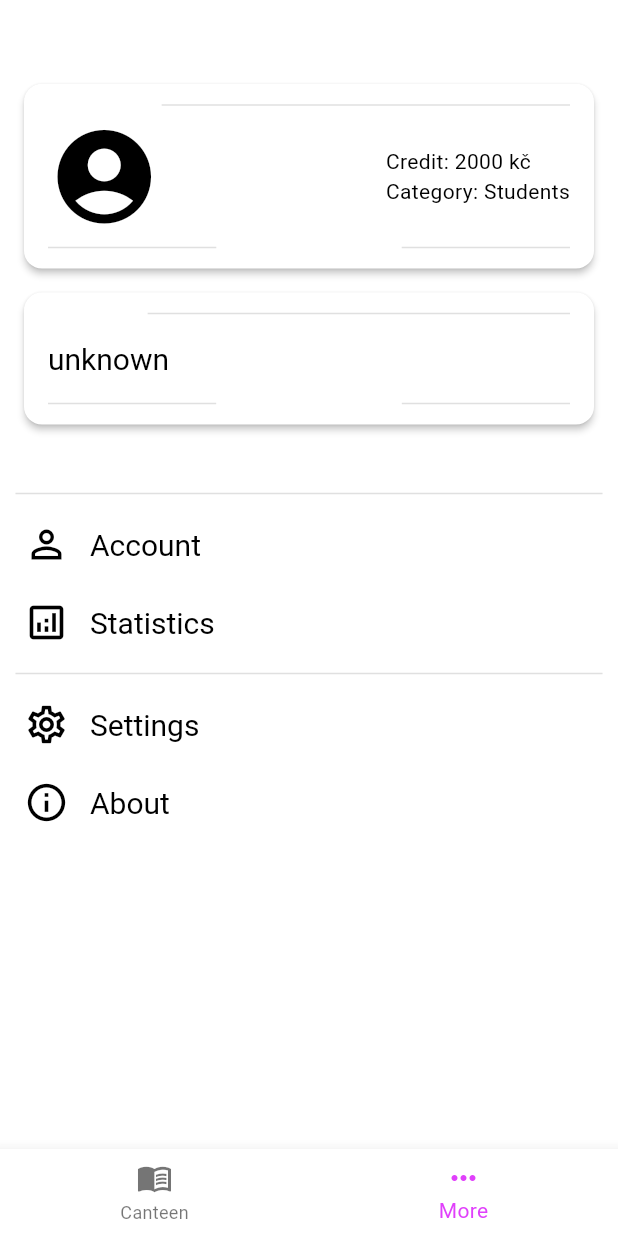
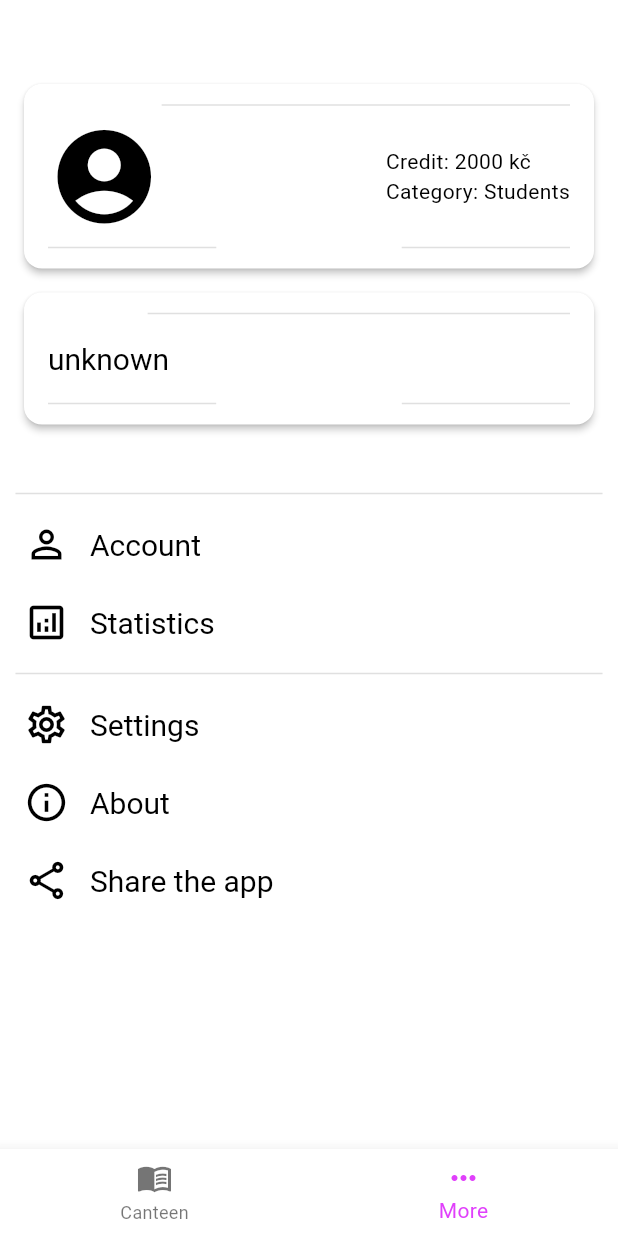
Before and after one commit to App-Elevate/AUT.aplikace-legacy, a Flutter app: the NavigationScreen screen opened directly, item 2 of the bottom bar chosen, on a phone screen of 412 x 824 dp. Run offline on Flutter 3.47's test engine with Material 3 defaults, Android fonts, the phone set to English and light mode, and no system bars; our stand-ins replace awesome_notifications, device_info_plus, dio, firebase_analytics, firebase_core, firebase_crashlytics and 13 more; missing offline and left inert: background_fetch, canteenlib, enum_to_string, icons_flutter, install_plugin, markdown; accounts and stored records are empty; network calls fail; statements that could not run were skipped; project files that could hold a hidden picture were left out.

Commit message:
add share button

```diff
--- a/lib/pages_new/more.dart
+++ b/lib/pages_new/more.dart
@@ -7,6 +7,7 @@ import 'package:autojidelna/shared_widgets/more/account_overview_card.dart';
 import 'package:autojidelna/shared_widgets/more/location_picker_card.dart';
 import 'package:autojidelna/shared_widgets/settings/custom_divider.dart';
 import 'package:flutter/material.dart';
+import 'package:share_plus/share_plus.dart';
 
 class MoreAppBar extends StatelessWidget implements PreferredSizeWidget {
   const MoreAppBar({super.key});
@@ -52,6 +53,11 @@ class MorePage extends StatelessWidget {
             title: const Text("About"),
             onTap: () => Navigator.of(context).push(MaterialPageRoute(builder: (context) => const AboutScreen())),
           ),
+          ListTile(
+            leading: const Icon(Icons.share_outlined),
+            title: const Text("Share the app"),
+            onTap: () async => await Share.share("https://autojidelna.cz/", subject: "Autojídelna"),
+          ),
         ],
       ),
     );
```
